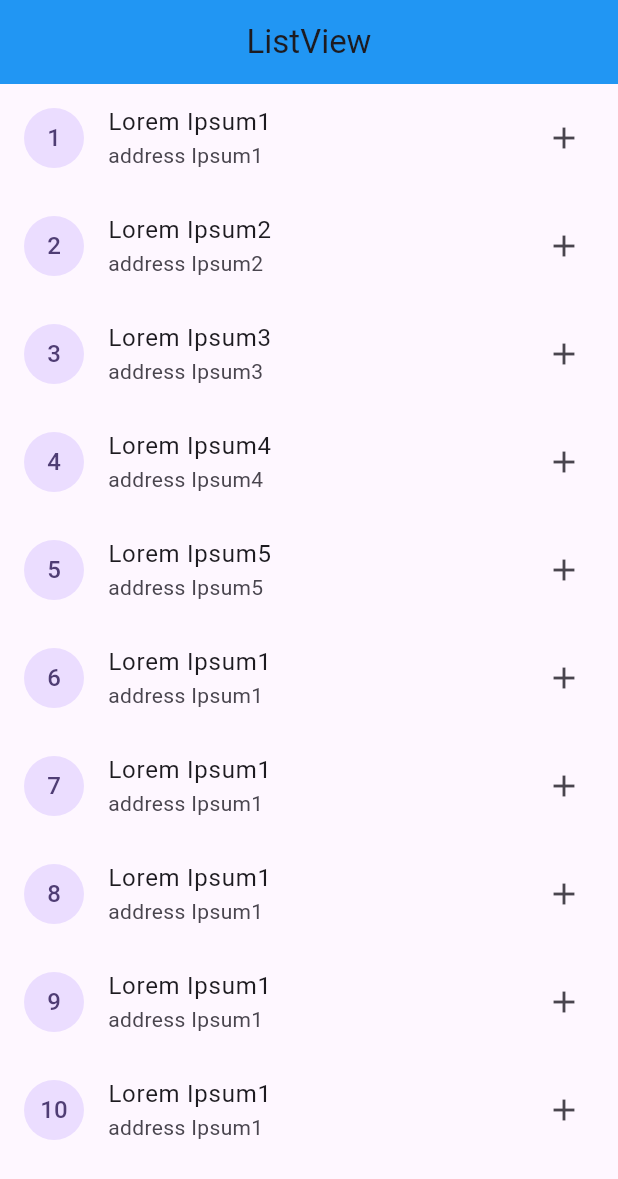
After one commit to sujal880/College, a Flutter app: the Test1 screen opened directly, on a phone screen of 412 x 824 dp. The commit adds this screen. Shown: the top 1179 px of the screen. Run offline on Flutter 3.47's test engine with Material 3 defaults, Android fonts, the phone set to English and light mode, and no system bars.

Commit message:
Some Changes

```diff
--- a/lib/test.dart
+++ b/lib/test.dart
@@ -1,3 +1,4 @@
+import 'package:collegeproject/test1.dart';
 import 'package:flutter/material.dart';
 
 void main() {
@@ -9,7 +10,7 @@ class Test extends StatelessWidget {
   Widget build(BuildContext context) {
     return MaterialApp(
       title: "First App",
-      home: FirstScreen(),
+      home: Test1(),
     );
   }
 }
@@ -21,7 +22,7 @@ class FirstScreen extends StatelessWidget {
     return Scaffold(
         appBar: AppBar(
           backgroundColor: Colors.blue,
-          title: Text("First Screen"),
+          title: Text("First Screen",style: TextStyle(fontFamily: "sans",color: Colors.white),),
           centerTitle: true,
         ),
         body: SingleChildScrollView(
--- /dev/null
+++ b/lib/test1.dart
@@ -0,0 +1,67 @@
+import 'package:flutter/material.dart';
+
+class Test1 extends StatelessWidget {
+  var arrContent=[
+    {
+      "name":"Lorem Ipsum1",
+      "address":"address Ipsum1"
+    },
+    {
+      "name":"Lorem Ipsum2",
+      "address":"address Ipsum2"
+    }, {
+      "name":"Lorem Ipsum3",
+      "address":"address Ipsum3"
+    }, {
+      "name":"Lorem Ipsum4",
+      "address":"address Ipsum4"
+    }, {
+      "name":"Lorem Ipsum5",
+      "address":"address Ipsum5"
+    }, {
+      "name":"Lorem Ipsum1",
+      "address":"address Ipsum1"
+    }, {
+      "name":"Lorem Ipsum1",
+      "address":"address Ipsum1"
+    }, {
+      "name":"Lorem Ipsum1",
+      "address":"address Ipsum1"
+    }, {
+      "name":"Lorem Ipsum1",
+      "address":"address Ipsum1"
+    }, {
+      "name":"Lorem Ipsum1",
+      "address":"address Ipsum1"
+    }
+  ];
+  @override
+  Widget build(BuildContext context) {
+    return Scaffold(
+      appBar: AppBar(
+        title: Text("ListView"),
+        backgroundColor: Colors.blue,
+        centerTitle: true ,
+      ),
+      body: ListView.builder(itemBuilder: (context,index){
+        return ListTile(
+          leading: CircleAvatar(
+            child: Text("${index+1}"),
+          ),
+          title: Text(arrContent[index]['name'].toString()),
+          subtitle: Text(arrContent[index]["address"].toString()),
+          trailing: Icon(Icons.add),
+        );
+        // return Container(
+        //   height: 100,
+        //   width: 100,
+        //   child: Column(children: [
+        //     Text(arrContent[index]["name"].toString()),
+        //     Text(arrContent[index]["address"].toString()),
+        //
+        //   ],),
+        // );
+      },itemCount: arrContent.length,),
+    );
+  }
+}
```
Also changed, not shown: pubspec.yaml (+4 -4 lines), assets/fonts/OpenSans_Condensed-Medium.ttf (added).
